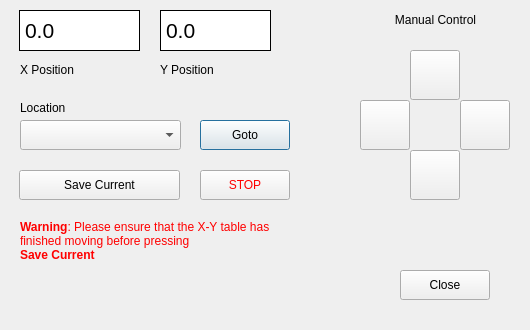
Above: UI Resources/xymanualcontrol.ui from westerlymerlin/UCL-PYMS before the change. Below: the same form after it.
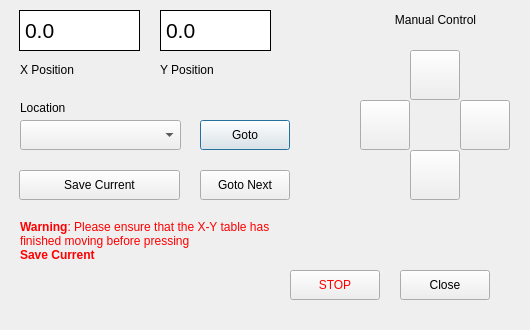
That is the form after the change. Icons and pictures are not drawn.

Commit message: Version 1.2.11 Added move next button to calibrate x-y screen

What changed in the file:
```diff
--- a/UI Resources/xymanualcontrol.ui
+++ b/UI Resources/xymanualcontrol.ui
@@ -350,8 +350,8 @@
   <widget class="QPushButton" name="btnStop">
    <property name="geometry">
     <rect>
-     <x>200</x>
-     <y>170</y>
+     <x>290</x>
+     <y>270</y>
      <width>90</width>
      <height>30</height>
     </rect>
@@ -372,7 +372,7 @@
     <rect>
      <x>20</x>
      <y>220</y>
-     <width>291</width>
+     <width>261</width>
      <height>101</height>
     </rect>
    </property>
@@ -408,6 +408,19 @@
     <set>Qt::AlignCenter</set>
    </property>
   </widget>
+  <widget class="QPushButton" name="btnGotoNext">
+   <property name="geometry">
+    <rect>
+     <x>200</x>
+     <y>170</y>
+     <width>90</width>
+     <height>30</height>
+    </rect>
+   </property>
+   <property name="text">
+    <string>Goto Next</string>
+   </property>
+  </widget>
  </widget>
  <resources>
   <include location="main.qrc"/>
```
The commit also changes 6 other files.
